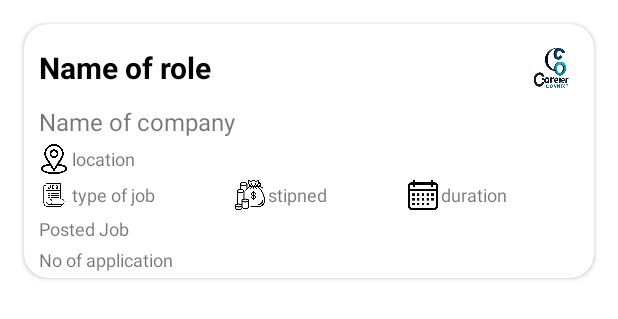
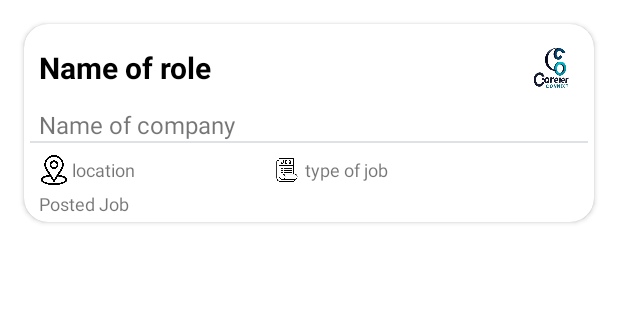
Before and after one commit to rijul-kansal/Career_Connect_FrontEnd, an Android app: the layout search_all_job_adapter_view.xml on its own in the app's theme, with its tools: preview values and no code run, on a phone screen of 412 x 824 dp. Shown: the top 319 px of the screen. Run offline under Robolectric (Android 15) with nearby library versions, the phone set to English and light mode, and no system bars; network calls fail.

Commit message:
adding fns

```diff
--- a/app/src/main/java/com/learning/careerconnect/Model/SearchJobOM.kt
+++ b/app/src/main/java/com/learning/careerconnect/Model/SearchAllJobsOM.kt
@@ -1,6 +1,6 @@
 package com.learning.careerconnect.Model
 
-data class SearchJobOM(
+data class SearchAllJobsOM(
     var `data`: Data? = null,
     var length: Int? = null, // 2
     var status: String? = null, // success
--- a/app/src/main/res/layout/search_all_job_adapter_view.xml
+++ b/app/src/main/res/layout/search_all_job_adapter_view.xml
@@ -2,7 +2,6 @@
 <androidx.cardview.widget.CardView
     xmlns:app="http://schemas.android.com/apk/res-auto"
     xmlns:android="http://schemas.android.com/apk/res/android"
-    xmlns:tools="http://schemas.android.com/tools"
     android:layout_height="wrap_content"
     app:cardCornerRadius="16dp"
     android:layout_margin="16dp"
@@ -15,6 +14,7 @@
         <LinearLayout
             android:layout_width="match_parent"
             android:layout_height="wrap_content"
+            android:layout_marginBottom="2dp"
             android:orientation="horizontal">
             <TextView
                 android:layout_marginLeft="6dp"
@@ -41,6 +41,18 @@
             android:layout_height="wrap_content"
             android:text="@string/name_of_company"
             android:textSize="16sp"/>
+        <View
+            android:padding="16dp"
+            android:layout_width="match_parent"
+            android:layout_height="1dp"
+            android:background="@color/dark_grey"/>
+        <LinearLayout
+            android:layout_marginLeft="6dp"
+            android:layout_marginTop="4dp"
+            android:layout_width="match_parent"
+            android:layout_height="wrap_content"
+            android:orientation="horizontal">
+        </LinearLayout>
         <LinearLayout
             android:layout_marginLeft="6dp"
             android:layout_marginTop="4dp"
@@ -61,13 +73,6 @@
                 android:text="@string/location"
                 android:textSize="12sp"
                 android:layout_weight="1"/>
-        </LinearLayout>
-        <LinearLayout
-            android:layout_marginLeft="6dp"
-            android:layout_marginTop="4dp"
-            android:layout_width="match_parent"
-            android:layout_height="wrap_content"
-            android:orientation="horizontal">
             <ImageView
                 android:layout_width="20dp"
                 android:layout_height="20dp"
@@ -82,34 +87,6 @@
                 android:text="@string/type_of_job"
                 android:textSize="12sp"
                 android:layout_weight="1"/>
-            <ImageView
-                android:layout_width="20dp"
-                android:layout_height="20dp"
-                android:src="@drawable/money_display_icon"
-                android:layout_gravity="right"/>
-            <TextView
-                android:layout_marginLeft="2dp"
-                android:gravity="center|left"
-                android:id="@+id/stipned"
-                android:layout_width="wrap_content"
-                android:layout_height="20dp"
-                android:text="@string/stipned"
-                android:textSize="12sp"
-                android:layout_weight="1"/>
-            <ImageView
-                android:layout_width="20dp"
-                android:layout_height="20dp"
-                android:src="@drawable/calendar_display_icon"
-                android:layout_gravity="right"/>
-            <TextView
-                android:layout_marginLeft="2dp"
-                android:gravity="center|left"
-                android:id="@+id/duration"
-                android:layout_width="wrap_content"
-                android:layout_height="20dp"
-                android:text="@string/duration"
-                android:textSize="12sp"
-                android:layout_weight="1"/>
         </LinearLayout>
         <TextView
             android:layout_marginTop="4dp"
@@ -120,14 +97,5 @@
             android:text="@string/posted_job"
             android:textSize="12sp"
             android:layout_weight="1"/>
-        <TextView
-            android:layout_marginTop="4dp"
-            android:layout_marginLeft="6dp"
-            android:id="@+id/noOfApplicant"
-            android:layout_width="wrap_content"
-            android:layout_height="wrap_content"
-            android:text="@string/no_of_application"
-            android:textSize="12sp"
-            android:layout_weight="1"/>
     </LinearLayout>
 </androidx.cardview.widget.CardView>
--- a/app/src/main/res/values/themes.xml
+++ b/app/src/main/res/values/themes.xml
@@ -58,4 +58,5 @@
         <item name="colorPrimaryDark">@color/main_colour</item>
         <item name="colorAccent">@color/main_colour</item>
     </style>
+
 </resources>
```
Also changed, not shown: app/src/main/java/com/learning/careerconnect/Adapter/SearchJobAdapter.kt (+6 -15 lines), app/src/main/java/com/learning/careerconnect/MVVM/JobMVVM.kt (added, +43 -0 lines), app/src/main/java/com/learning/careerconnect/Utils/Retrofit.kt (+15 -1 lines), app/src/main/java/com/learning/careerconnect/fragment/SearchJobFragment.kt (+79 -5 lines), app/src/main/res/layout/fragment_search_job.xml (+11 -5 lines).
